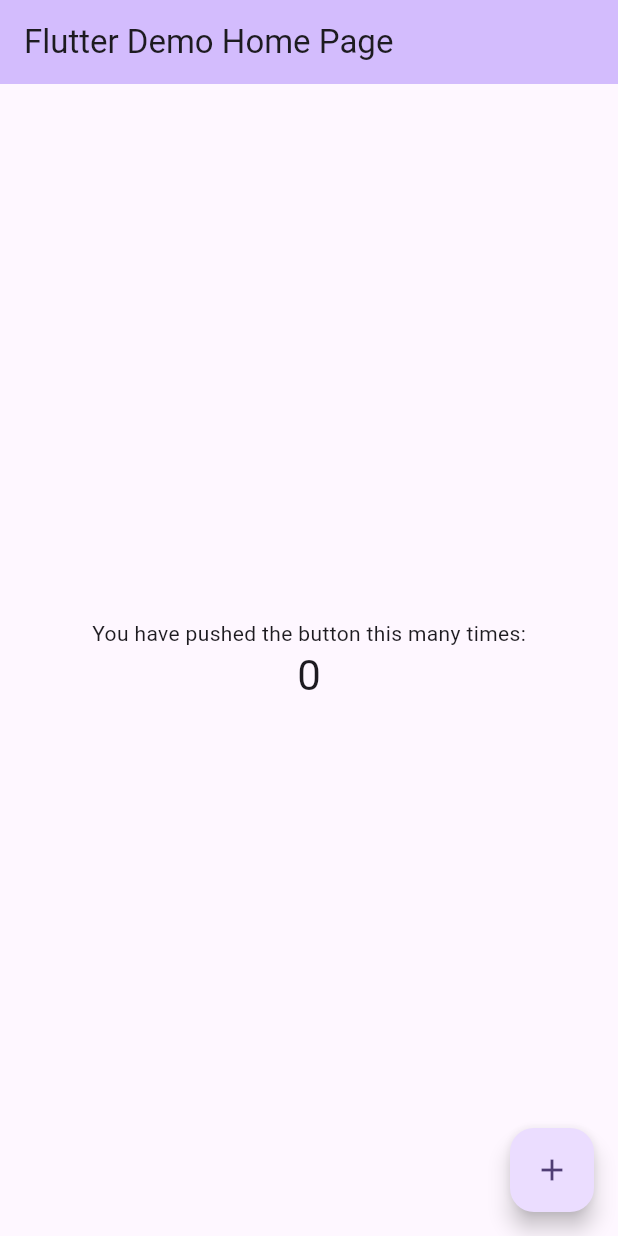
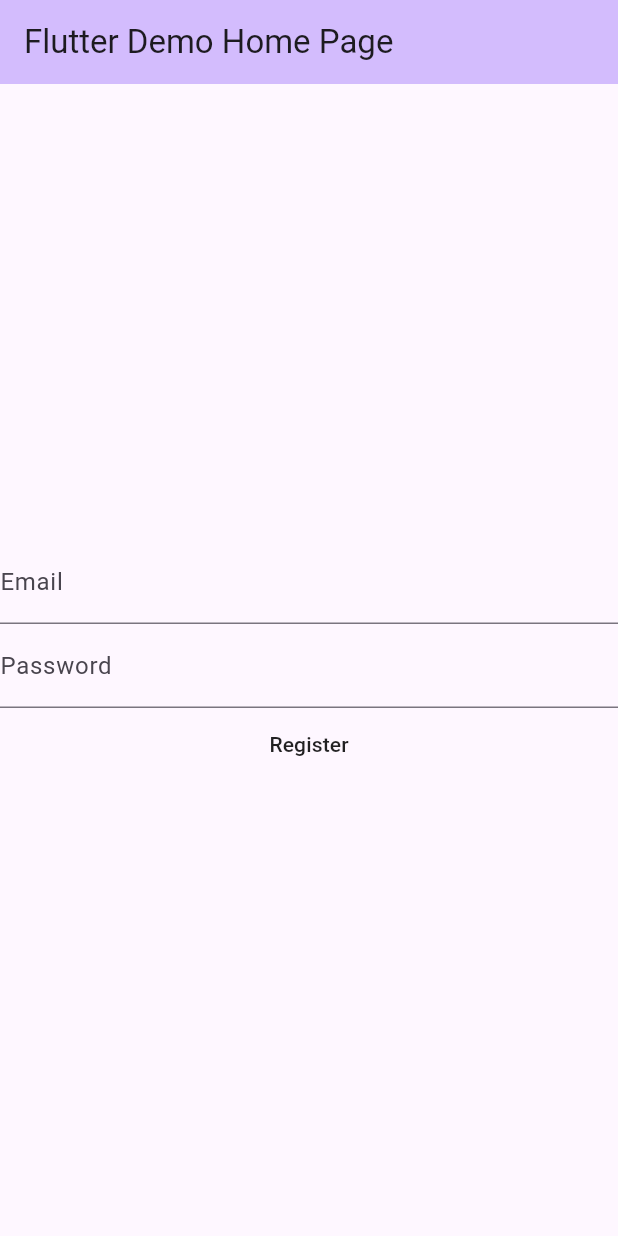
Before and after one commit to IAlkhovik/Workout-App, a Flutter app: the screen it shows after launch, on a phone screen of 412 x 824 dp. Run offline on Flutter 3.47's test engine with Material 3 defaults, Android fonts, the phone set to English and light mode, and no system bars; our stand-ins replace cloud_firestore, firebase_auth, firebase_core; accounts and stored records are empty.

Commit message:
added very basic login/register screens

```diff
--- /dev/null
+++ b/lib/login.dart
@@ -0,0 +1,130 @@
+import 'package:firebase_auth/firebase_auth.dart';
+import 'package:flutter/material.dart';
+
+class LoginPage extends StatefulWidget {
+  const LoginPage({super.key, required this.title});
+  final String title;
+
+  @override
+  State<LoginPage> createState() => _LoginPageState();
+}
+
+class _LoginPageState extends State<LoginPage> {
+  String _email = "";
+  String _password = "";
+
+  @override
+  Widget build(BuildContext context) {
+    return Scaffold(
+      appBar: AppBar(
+        backgroundColor: Theme.of(context).colorScheme.inversePrimary,
+        title: Text(widget.title),
+      ),
+      body: Center(
+        child: Column(
+          mainAxisAlignment: MainAxisAlignment.center,
+          children: <Widget>[
+            TextFormField(
+                decoration: const InputDecoration(labelText: 'Email'),
+                onChanged: (input) => setState(() => _email = input!),
+                //validator: (input) => input == null ? 'Invalid Name' : null,
+              ),
+              TextFormField(
+                decoration: const InputDecoration(labelText: 'Password'),
+                onChanged: (input) => setState(() => _password = input!),
+                //validator: (input) => input == null ? 'Invalid Name' : null,
+              ),
+              MaterialButton(onPressed: () {
+                loginUser(_email, _password);
+              },
+              child: Container(child:const Text("Register")))
+          ],
+        ),
+      ),
+    );
+  }
+
+  void loginUser(String email, String password) async {
+    try {
+      final credential = await FirebaseAuth.instance.signInWithEmailAndPassword(
+        email: email,
+        password: password,
+      );
+      print("Account Logged-In");
+    } on FirebaseAuthException catch (e) {
+      if (e.code == 'user-not-found') {
+        print('There is no account associated with this email.');
+      } else if (e.code == 'invalid-email'){
+        print('The inputted email is invalid.');
+      } else if (e.code == 'wrong-password'){
+        print('The password is incorrect.');
+      }
+    } catch (e) {
+      print(e);
+    }
+      }
+}
+
+class CreateLoginPage extends StatefulWidget {
+  const CreateLoginPage({super.key, required this.title});
+  final String title;
+
+  @override
+  State<CreateLoginPage> createState() => _CreateLoginPageState();
+}
+
+class _CreateLoginPageState extends State<CreateLoginPage> {
+  String _email = "";
+  String _password = "";
+
+  @override
+  Widget build(BuildContext context) {
+    return Scaffold(
+      appBar: AppBar(
+        backgroundColor: Theme.of(context).colorScheme.inversePrimary,
+        title: Text(widget.title),
+      ),
+      body: Center(
+        child: Column(
+          mainAxisAlignment: MainAxisAlignment.center,
+          children: <Widget>[
+            TextFormField(
+                decoration: const InputDecoration(labelText: 'Email'),
+                onChanged: (input) => setState(() => _email = input!),
+                //validator: (input) => input == null ? 'Invalid Name' : null,
+              ),
+              TextFormField(
+                decoration: const InputDecoration(labelText: 'Password'),
+                onChanged: (input) => setState(() => _password = input!),
+                //validator: (input) => input == null ? 'Invalid Name' : null,
+              ),
+              MaterialButton(onPressed: () {
+                createUser(_email, _password);
+              },
+              child: Container(child:const Text("Register")))
+          ],
+        ),
+      ),
+    );
+  }
+
+  void createUser(String email, String password) async {
+    try {
+      final credential = await FirebaseAuth.instance.createUserWithEmailAndPassword(
+        email: email,
+        password: password,
+      );
+      print("Account Created");
+    } on FirebaseAuthException catch (e) {
+      if (e.code == 'email-already-in-use') {
+        print('The account already exists for that email.');
+      } else if (e.code == 'invalid-email'){
+        print('The inputted email is invalid.');
+      } else if (e.code == 'weak-password'){
+        print('The password should be atleast 6 characters long.');
+      }
+    } catch (e) {
+      print(e);
+    }
+      }
+}
--- a/lib/main.dart
+++ b/lib/main.dart
@@ -1,13 +1,15 @@
+import 'package:alk_workout/login.dart';
 import 'package:flutter/material.dart';
 import 'package:cloud_firestore/cloud_firestore.dart';
 import 'package:firebase_core/firebase_core.dart';
 import 'firebase_options.dart';
 import 'functions.dart';
+//import 'package:flutterfire_ui/auth.dart';
+import 'package:firebase_auth/firebase_auth.dart';
 
 void main() async{
-  await Firebase.initializeApp(
-    options: DefaultFirebaseOptions.currentPlatform,
-);
+  await Firebase.initializeApp(options: DefaultFirebaseOptions.currentPlatform);
+  //FirebaseAuth.configureProviders([const EmailProviderConfiguration()]);
   runApp(const MyApp());
 }
 
@@ -38,7 +40,7 @@ class MyApp extends StatelessWidget {
         colorScheme: ColorScheme.fromSeed(seedColor: Colors.deepPurple),
         useMaterial3: true,
       ),
-      home: const MyHomePage(title: 'Flutter Demo Home Page'),
+      home: const LoginPage(title: 'Flutter Demo Home Page'),
     );
   }
 }
@@ -73,10 +75,11 @@ class _MyHomePageState extends State<MyHomePage> {
       // called again, and so nothing would appear to happen.
       _counter++;
     });
-    Map<String, Object>? testData = <String, Object>{};
+    /*Map<String, Object>? testData = <String, Object>{};
     testData.addAll({"name": "Ivan2"});
     String user = "user2";
-    Functions.uploadUserInfo(user, testData);
+    Functions.uploadUserInfo(user, testData);*/
+
   }
 
   @override
--- a/pubspec.yaml
+++ b/pubspec.yaml
@@ -37,6 +37,8 @@ dependencies:
   cupertino_icons: ^1.0.6
   firebase_core: ^2.32.0
   cloud_firestore: ^4.17.5
+  flutterfire_ui: ^0.4.3+20
+  firebase_auth: ^4.20.0
 
 dev_dependencies:
   flutter_test:
```
Also changed, not shown: pubspec.lock, 5 other files.
